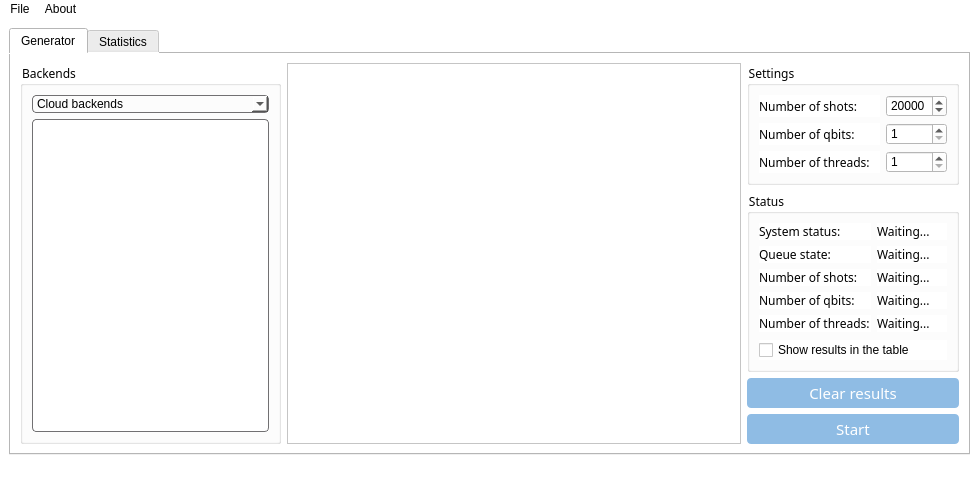
Qt form MainWindow.ui (rialbat/IBMqRNG) before a commit.
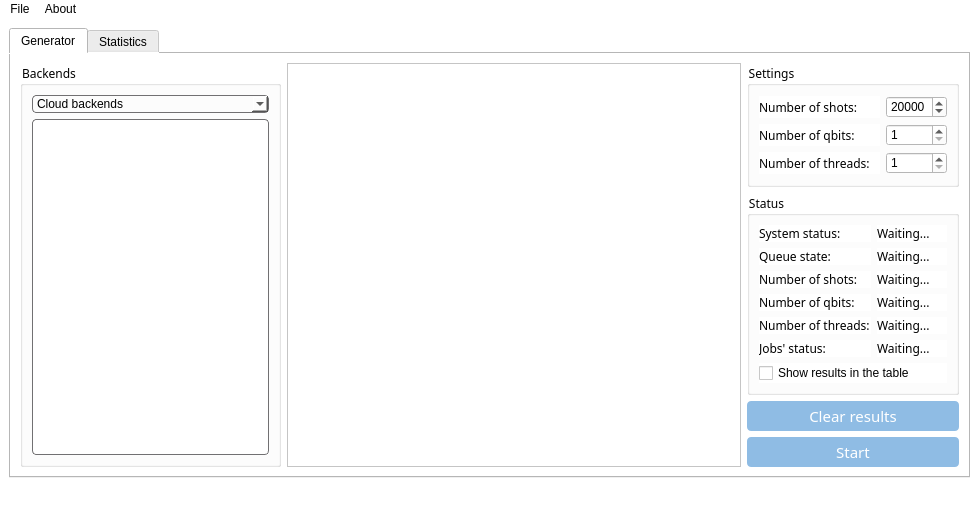
The same form after that commit. Icons and pictures are not drawn. Custom widgets are drawn as their Qt base class.

Commit message: Jobs counter added

Diff of the .ui file:
```diff
--- a/MainWindow.ui
+++ b/MainWindow.ui
@@ -10,6 +10,12 @@
     <height>486</height>
    </rect>
   </property>
+  <property name="minimumSize">
+   <size>
+    <width>0</width>
+    <height>0</height>
+   </size>
+  </property>
   <property name="windowTitle">
    <string>IBMqRNG</string>
   </property>
@@ -356,24 +362,19 @@
              </widget>
             </item>
             <item>
+             <layout class="QVBoxLayout" name="verticalLayout_4">
+              <item>
              <widget class="QGroupBox" name="groupBox_3">
+                <property name="minimumSize">
+                 <size>
+                  <width>0</width>
+                  <height>0</height>
+                 </size>
+                </property>
               <property name="title">
                <string>Status</string>
               </property>
               <layout class="QGridLayout" name="gridLayout_2">
-               <item row="1" column="0">
-                <spacer name="verticalSpacer">
-                 <property name="orientation">
-                  <enum>Qt::Vertical</enum>
-                 </property>
-                 <property name="sizeHint" stdset="0">
-                  <size>
-                   <width>20</width>
-                   <height>40</height>
-                  </size>
-                 </property>
-                </spacer>
-               </item>
                <item row="0" column="0">
                 <layout class="QVBoxLayout" name="verticalLayout_2">
                  <item>
@@ -538,9 +539,39 @@
                    </item>
                   </layout>
                  </item>
-                </layout>
-               </item>
-               <item row="2" column="0">
+                   <item>
+                    <layout class="QHBoxLayout" name="horizontalLayout_14">
+                     <item>
+                      <widget class="QLabel" name="jobsLabelStatus">
+                       <property name="minimumSize">
+                        <size>
+                         <width>112</width>
+                         <height>0</height>
+                        </size>
+                       </property>
+                       <property name="maximumSize">
+                        <size>
+                         <width>112</width>
+                         <height>16777215</height>
+                        </size>
+                       </property>
+                       <property name="text">
+                        <string>Jobs' status:</string>
+                       </property>
+                      </widget>
+                     </item>
+                     <item>
+                      <widget class="QLabel" name="jobsLabelStatusValue">
+                       <property name="text">
+                        <string>Waiting...</string>
+                       </property>
+                      </widget>
+                     </item>
+                    </layout>
+                   </item>
+                  </layout>
+                 </item>
+                 <item row="1" column="0">
                 <widget class="QCheckBox" name="resultsCheckBox">
                  <property name="text">
                   <string>Show results in the table</string>
@@ -550,8 +581,6 @@
               </layout>
              </widget>
             </item>
-            <item>
-             <layout class="QVBoxLayout" name="verticalLayout_4">
               <item>
                <widget class="QPushButton" name="clearPushButton">
                 <property name="enabled">
```
Lines whose indentation alone changed are shown as unchanged. The commit also changes 2 other files.
